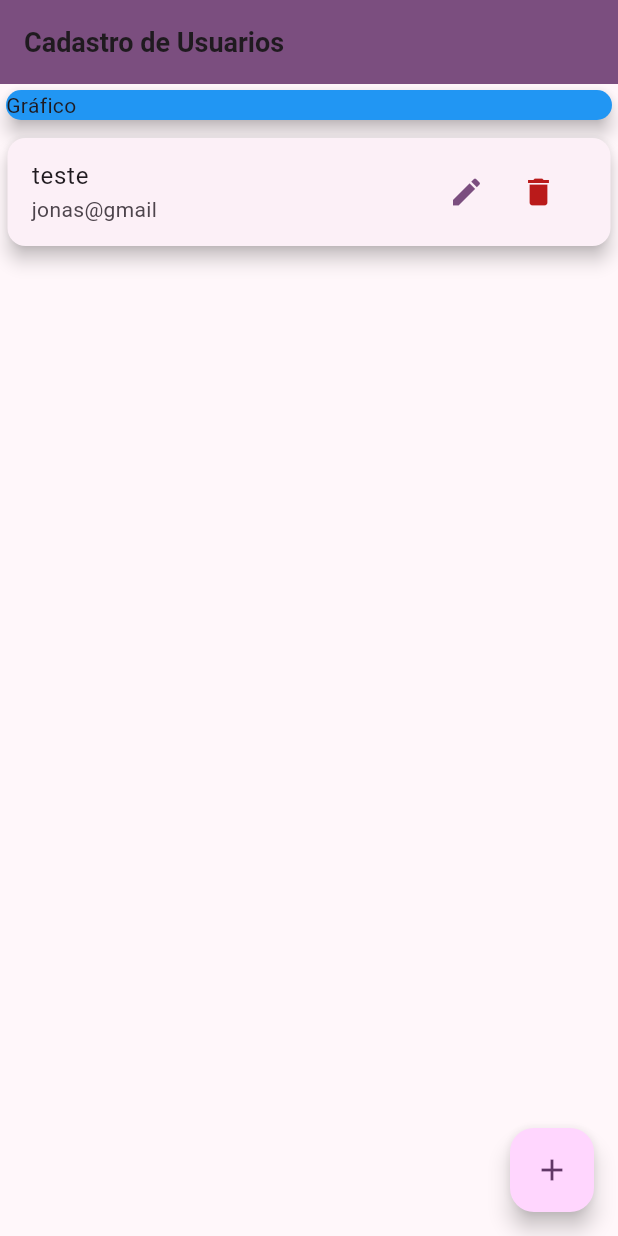
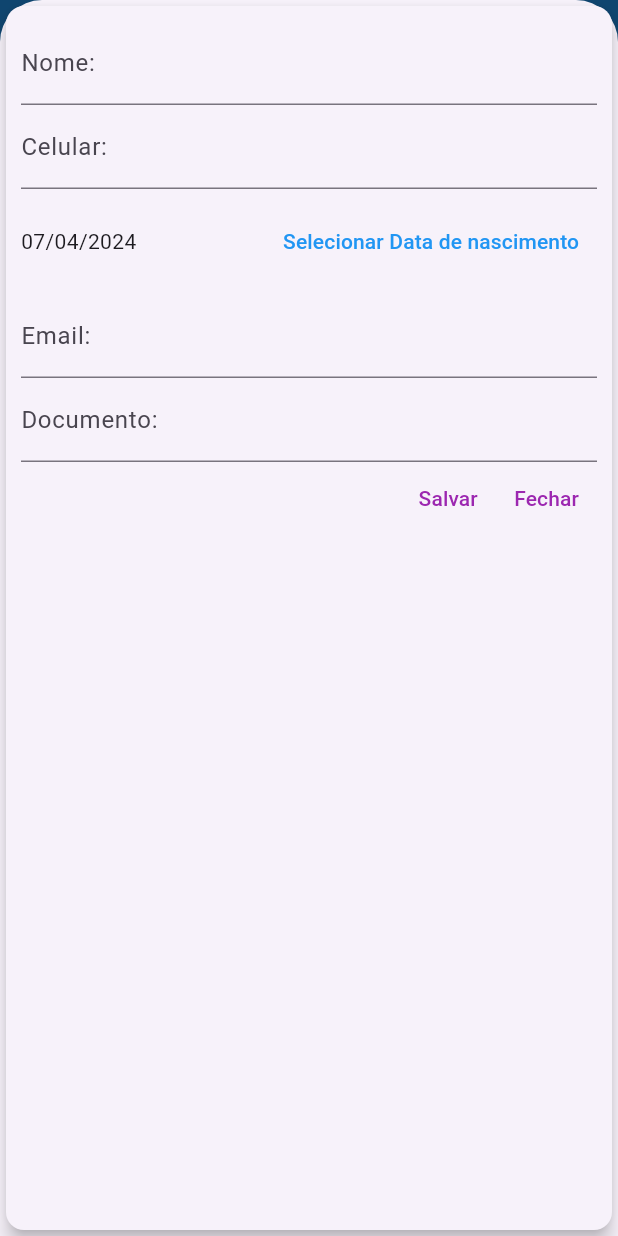
Before and after one commit to JonasMoura-J/CadastroCliente, a Flutter app: the screen it shows after launch, after a tap on the "edit" icon, on a phone screen of 412 x 824 dp. Run offline on Flutter 3.47's test engine with Material 3 defaults, Android fonts, the phone set to English and light mode, and no system bars; Roboto replaces fonts that are missing (OpenSans).

Commit message:
projeto funcionando

```diff
--- /dev/null
+++ b/lib/components/user_edit.dart
@@ -0,0 +1,129 @@
+
+import 'package:app_cadastro/models/user.dart';
+import 'package:flutter/material.dart';
+import 'package:flutter/widgets.dart';
+import 'package:intl/intl.dart';
+
+class UserEdit extends StatefulWidget {
+
+  final void Function(String, String, String, DateTime, String, String) onSubmit;
+
+  UserEdit(this.onSubmit);
+
+  @override
+  State<UserEdit> createState() => _UserEditState();
+}
+
+class _UserEditState extends State<UserEdit> {
+
+  final _idControler = TextEditingController();
+  final _nameController = TextEditingController();
+
+  final _numberController = TextEditingController();
+
+  DateTime _selectedDate = DateTime.now();
+
+  final _emailController = TextEditingController();
+
+  final _documentController = TextEditingController();
+
+  _showDatePicker(){
+    showDatePicker(
+      context: context,
+      initialDate: DateTime.now(),
+      firstDate: DateTime(1910),
+      lastDate: DateTime.now(),
+    ).then((pickedDate)  {
+      if(pickedDate == null) return;
+
+      _selectedDate = pickedDate;
+    });
+  }
+
+  _submitForm(){
+    final name = _nameController.text;
+    final number = _numberController.text;
+    final email = _emailController.text;
+    final document = _documentController.text;
+
+
+
+    if(name.isEmpty || number.isEmpty || email.isEmpty || document.isEmpty) {
+      return;
+    }
+    widget.onSubmit(_idControler.toString(), name, number, _selectedDate, email, document);
+  }
+
+  @override
+  Widget build(BuildContext context) {
+    return Card(
+      elevation: 5,
+      child: Padding(
+        padding: const EdgeInsets.all(10),
+        child: Column(
+          children: <Widget> [
+            TextField(
+              controller: _nameController,
+              decoration: const InputDecoration(
+                labelText: 'Nome:'
+              ),
+            ),
+            TextFormField(
+              controller: _numberController,
+              decoration: const InputDecoration(
+                labelText: 'Celular:'
+              ),
+            ),
+            Container(
+              height: 70,
+              child: Row(
+                children: <Widget>[
+                  Expanded(
+                    child: Text(
+                      DateFormat('dd/MM/y').format(_selectedDate)
+                    ),
+                  ),
+                  TextButton(
+                    onPressed: _showDatePicker,
+                    child: const Text('Selecionar Data de nascimento'),
+                  )
+                ],
+              ),
+            ),
+            TextFormField(
+              controller: _emailController,
+              decoration: const InputDecoration(
+                labelText: 'Email:'
+              ),
+            ),
+            TextFormField(
+              controller: _documentController,
+              decoration: const InputDecoration(
+                labelText: 'Documento:'
+              ),
+            ),
+            Row(
+              mainAxisAlignment: MainAxisAlignment.end,
+              children: [
+                TextButton(
+                  onPressed: () => _submitForm(),
+                  child: const Text(
+                    'Salvar',
+                    style: TextStyle(color: Colors.purple),
+                    ),
+                ),
+                TextButton(
+                  onPressed: () => Navigator.of(context).pop(),
+                  child: const Text(
+                    'Fechar',
+                    style: TextStyle(color: Colors.purple),
+                    ),
+                )
+              ],
+            )
+          ]
+        ),
+      ),
+    );
+  }
+}
--- a/lib/components/user_list.dart
+++ b/lib/components/user_list.dart
@@ -2,17 +2,26 @@
 
 import 'dart:math';
 
+import 'package:app_cadastro/components/user_edit.dart';
+import 'package:app_cadastro/components/user_form.dart';
 import 'package:app_cadastro/components/user_visualization.dart';
 import 'package:app_cadastro/models/user.dart';
 import 'package:flutter/material.dart';
 
-class UserList extends StatelessWidget {
+class UserList extends StatefulWidget {
 
 
-  final List<User> transactions;
+  final List<User> users;
   final void Function(String) onRemove;
+  final void Function(String, String, String, DateTime, String, String) onEdit;
 
-  UserList(this.transactions, this.onRemove);
+  UserList(this.users, this.onRemove, this.onEdit);
+
+  @override
+  State<UserList> createState() => _UserListState();
+}
+
+class _UserListState extends State<UserList> {
 
   _openUserModal(BuildContext context, User user) {
     showModalBottomSheet(
@@ -27,11 +36,15 @@ class UserList extends StatelessWidget {
   @override
   Widget build(BuildContext context) {
     return Container(
+
+      width: double.infinity,
+
       height: 600,
       child: ListView.builder(
-        itemCount: transactions.length,
+
+        itemCount: widget.users.length,
         itemBuilder: (ctx, index){
-          final tr = transactions[index];
+          final tr = widget.users[index];
           return Card(
             elevation: 5,
             margin: EdgeInsets.symmetric(
@@ -55,12 +68,14 @@ class UserList extends StatelessWidget {
                   IconButton(
                     icon: Icon(Icons.edit),
                     color: Theme.of(context).colorScheme.primary,
-                    onPressed: () {},
+                    onPressed: () {
+                      widget.onEdit(tr.id, tr.name, tr.email, tr.date, tr.number, tr.document);
+                    }
                   ),
                   IconButton(
                     icon: Icon(Icons.delete),
                     color: Theme.of(context).colorScheme.error,
-                    onPressed: () => onRemove(tr.id),
+                    onPressed: () => widget.onRemove(tr.id),
                   )
                 ]
               ),
--- a/lib/components/user_visualization.dart
+++ b/lib/components/user_visualization.dart
@@ -1,5 +1,3 @@
-import 'dart:ffi';
-
 import 'package:app_cadastro/models/user.dart';
 import 'package:flutter/material.dart';
 import 'package:flutter/widgets.dart';
--- a/lib/main.dart
+++ b/lib/main.dart
@@ -1,5 +1,8 @@
 // ignore_for_file: prefer_const_constructors, prefer_const_literals_to_create_immutables, deprecated_member_use
 import 'dart:math';
+import 'package:app_cadastro/components/user_edit.dart';
+import 'package:flutter/widgets.dart';
+
 import '/components/user_form.dart';
 import '/components/user_list.dart';
 import 'package:flutter/material.dart';
@@ -11,19 +14,20 @@ main() => runApp(CadastroApp());
 class CadastroApp extends StatelessWidget {
   @override
   Widget build(BuildContext context) {
+    final ThemeData tema = ThemeData();
 
     return MaterialApp(
       home: MyHomePage(),
       theme: ThemeData(
-        primarySwatch: Colors.blue,
-        colorScheme: ColorScheme.fromSeed(
-          seedColor: Colors.purple,
+        colorScheme: tema.colorScheme.copyWith(
+          primary: Colors.blue,
+          secondary: Colors.blue[200],
+        ),
 
-        ),
         textTheme: TextTheme(
           titleLarge: const TextStyle(
             fontFamily: 'OpenSans',
-            fontSize: 18,
+            fontSize: 20,
             fontWeight: FontWeight.bold,
             color: Colors.black,
           ),
@@ -40,7 +44,10 @@ class MyHomePage extends StatefulWidget {
 }
 
 class _MyHomePageState extends State<MyHomePage> {
-  final _users = [
+
+  String idOnEdit = '';
+
+  var _users = [
     User(
       id: 't1',
       name: 'teste',
@@ -76,6 +83,38 @@ class _MyHomePageState extends State<MyHomePage> {
     });
   }
 
+  _editUser(String id, String name, String number, DateTime date, String email, String document) {
+    final newUser = User(
+      id: idOnEdit,
+      name: name,
+      number: number,
+      date: date,
+      email: email,
+      document: document,
+    );
+
+    for (var i = 0; i< _users.length; i++) {
+      if(_users[i].id == idOnEdit){
+          setState(() {
+          _users.removeAt(i);
+          _users.insert(i, newUser);
+        });
+      }
+    }
+    Navigator.of(context).pop();
+  }
+
+
+  _openEditModal(String id, String name, String email, DateTime date, String number, String document) {
+    idOnEdit = id;
+    showModalBottomSheet(
+      context: context,
+      isScrollControlled: true,
+      builder: (_) {
+        return UserEdit(_editUser);
+      },
+    );
+  }
 
   _openTransactionFormModal(BuildContext context) {
     showModalBottomSheet(
@@ -87,6 +126,7 @@ class _MyHomePageState extends State<MyHomePage> {
     );
   }
 
+
   @override
   Widget build(BuildContext context) {
     return Scaffold(
@@ -97,17 +137,23 @@ class _MyHomePageState extends State<MyHomePage> {
       ),
       body: SingleChildScrollView(
         child: Column(
+
           crossAxisAlignment: CrossAxisAlignment.stretch,
           children: <Widget>[
-            Container(
-              width: double.infinity,
-              child: Card(
-                color: Colors.blue,
-                child: Text('Gráfico'),
-                elevation: 5,
+            Padding(
+              padding: const EdgeInsets.all(10),
+              child: Column(
+                children: [
+                  Text(
+                  'Lista de Usuarios',
+                  style: TextStyle(fontSize: 18),
+                ),
+                ],
+
               ),
             ),
-            UserList(_users, _deleteUser),
+
+            UserList(_users, _deleteUser, _openEditModal),
           ],
         ),
       ),
```
Also changed, not shown: lib/models/user.dart (line endings or trailing spaces).
